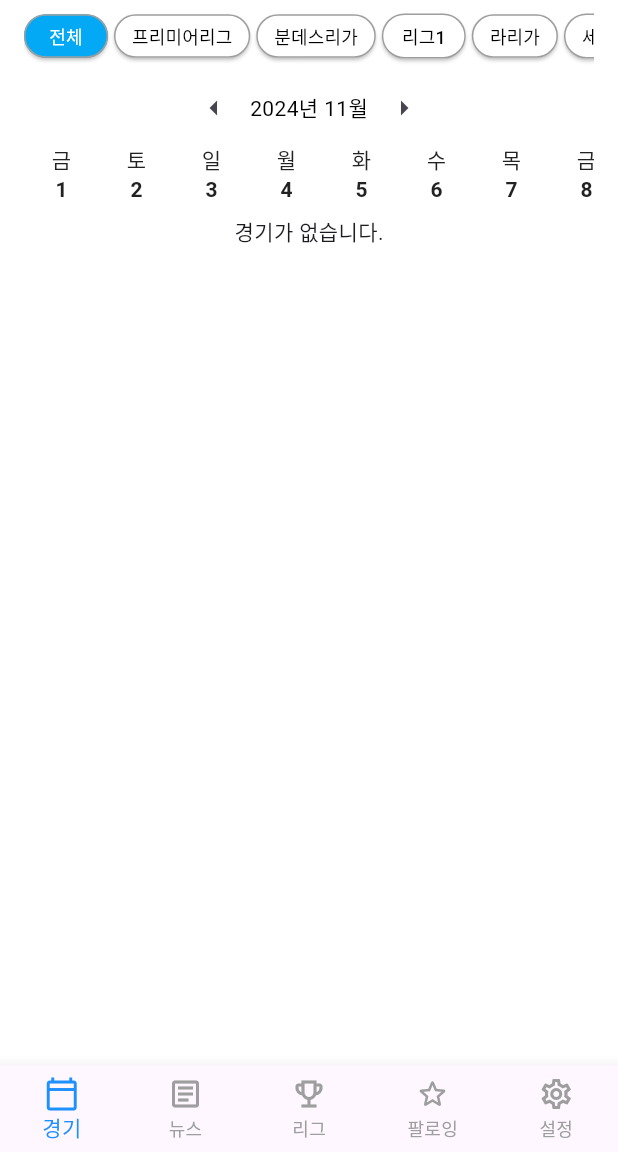
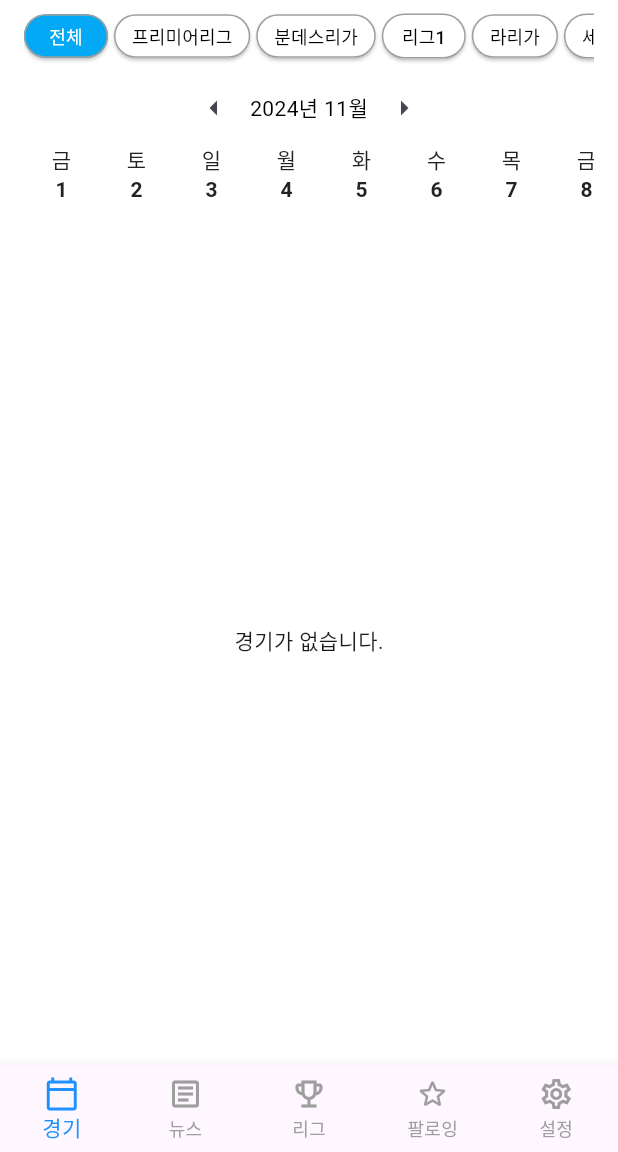
Before and after one commit to jaehyodev/footy, a Flutter app: the screen it shows after launch, after a tap on the "arrow left" icon, on a phone screen of 412 x 824 dp, the part 84-1236 px from its top. Run offline on Flutter 3.47's test engine with Material 3 defaults, Android fonts, the phone set to English and light mode, and no system bars; drawn by our look-alikes of scroll_to_index; our stand-ins replace flutter_dotenv, flutter_spinkit, fluttertoast, gap, shared_preferences; missing offline and left inert: country_flags; network calls fail; Roboto replaces fonts that are missing (Pretendard).

Commit message:
fix: 홈과 리그 화면 리그 선택 버그 수정

```diff
--- a/frontend/lib/main.dart
+++ b/frontend/lib/main.dart
@@ -2,13 +2,13 @@ import 'package:flutter/material.dart';
 import 'package:flutter/services.dart';
 import 'package:fluttertoast/fluttertoast.dart';
 import 'package:flutter_dotenv/flutter_dotenv.dart';
-import 'package:frontend/screens/splash_screen.dart';
 import 'package:provider/provider.dart';
 
 import 'package:frontend/data/constants.dart';
 import 'package:frontend/providers/date_provider.dart';
 import 'package:frontend/providers/following_provider.dart';
-import 'package:frontend/providers/league_provider.dart';
+import 'package:frontend/providers/home_league_provider.dart';
+import 'package:frontend/providers/league_league_provider.dart';
 import 'package:frontend/providers/news_provider.dart';
 import 'package:frontend/providers/season_provider.dart';
 import 'package:frontend/providers/team_provider.dart';
@@ -17,6 +17,7 @@ import 'package:frontend/screens/home/home_screen.dart';
 import 'package:frontend/screens/league/league_screen.dart';
 import 'package:frontend/screens/news/news_screen.dart';
 import 'package:frontend/screens/settings/settings_screen.dart';
+import 'package:frontend/screens/splash_screen.dart';
 import 'package:frontend/themes/style.dart';
 import 'package:frontend/utils/modal_utils.dart';
 import 'package:frontend/widgets/custom_app_bar.dart';
@@ -30,7 +31,8 @@ void main() async {
       providers: [
         ChangeNotifierProvider(create: (_) => DateProvider()),
         ChangeNotifierProvider(create: (_) => FollowingProvider()),
-        ChangeNotifierProvider(create: (_) => LeagueProvider()),
+        ChangeNotifierProvider(create: (_) => HomeLeagueProvider()),
+        ChangeNotifierProvider(create: (_) => LeagueLeagueProvider()),
         ChangeNotifierProvider(create: (_) => NewsProvider()),
         ChangeNotifierProvider(create: (_) => SeasonProvider()),
         ChangeNotifierProvider(create: (_) => TeamProvider()),
--- /dev/null
+++ b/frontend/lib/providers/home_league_provider.dart
@@ -0,0 +1,35 @@
+import 'package:flutter/material.dart';
+
+import 'package:frontend/models/league.dart';
+
+class HomeLeagueProvider extends ChangeNotifier {
+  int _selectedIndex = 0;
+  String _selectedLeagueName = '전체';
+  String _selectedLeagueCode = 'ALL';
+
+  int get selectedIndex => _selectedIndex;
+  String get selectedLeagueName => _selectedLeagueName;
+  String get selectedLeagueCode => _selectedLeagueCode;
+
+  // 모든 리그 목록을 반환 (홈 화면)
+  List<League> get leaguesIncludingAll => leagues;
+
+  // 선택된 리그 업데이트 메서드
+  void updateHomeLeague(int index, String name, String code) {
+    _selectedIndex = index;
+    _selectedLeagueName = name;
+    _selectedLeagueCode = code;
+    notifyListeners();
+  }
+
+  // 홈 화면으로 전환 시 상태를 초기화하는 메서드
+  void resetHomeLeague() {
+    // 빌드가 끝난 후 상태를 초기화
+    WidgetsBinding.instance.addPostFrameCallback((_) {
+      _selectedIndex = 0;
+      _selectedLeagueName = '전체';
+      _selectedLeagueCode = 'ALL';
+      notifyListeners();
+    });
+  }
+}
--- a/frontend/lib/providers/league_provider.dart
+++ b/frontend/lib/providers/league_league_provider.dart
@@ -2,43 +2,29 @@ import 'package:flutter/material.dart';
 
 import 'package:frontend/models/league.dart';
 
-class LeagueProvider extends ChangeNotifier {
+class LeagueLeagueProvider extends ChangeNotifier {
   int _selectedIndex = 0;
-  String _selectedLeagueName = '전체';
-  String _selectedLeagueCode = 'ALL';
+  String _selectedLeagueName = '프리미어리그';
+  String _selectedLeagueCode = 'PL';
 
   int get selectedIndex => _selectedIndex;
   String get selectedLeagueName => _selectedLeagueName;
   String get selectedLeagueCode => _selectedLeagueCode;
-
-  // 모든 리그 목록을 반환 (홈 화면)
-  List<League> get leaguesIncludingAll => leagues;
 
   // '전체'를 제외한 리그 목록을 반환 (리그 화면)
   List<League> get leaguesExcludingAll =>
       leagues.where((league) => league.name != '전체').toList();
 
   // 선택된 리그 업데이트 메서드
-  void updateLeague(int index, String name, String code) {
+  void updateLeagueLeague(int index, String name, String code) {
     _selectedIndex = index;
     _selectedLeagueName = name;
     _selectedLeagueCode = code;
     notifyListeners();
   }
 
-  // 홈 화면으로 전환 시 상태를 초기화하는 메서드
-  void resetSelectionForHome() {
-    // 빌드가 끝난 후 상태를 초기화
-    WidgetsBinding.instance.addPostFrameCallback((_) {
-      _selectedIndex = 0;
-      _selectedLeagueName = '전체';
-      _selectedLeagueCode = 'ALL';
-      notifyListeners();
-    });
-  }
-
   // 리그 화면으로 전환 시 상태를 초기화하는 메서드
-  void resetSelectionForLeague() {
+  void resetLeagueLeague() {
     // 빌드가 끝난 후 상태를 초기화
     WidgetsBinding.instance.addPostFrameCallback((_) {
       _selectedIndex = 0;
--- a/frontend/lib/screens/home/home_screen.dart
+++ b/frontend/lib/screens/home/home_screen.dart
@@ -1,5 +1,5 @@
 import 'package:flutter/material.dart';
-import '../../widgets/leagues_list.dart';
+import 'package:frontend/widgets/home_leagues_list.dart';
 import './widgets/horizontal_calendar.dart';
 import 'package:frontend/screens/home/widgets/matches_list.dart';
 
@@ -15,7 +15,7 @@ class HomeScreenState extends State<HomeScreen> {
   Widget build(BuildContext context) {
     return const Column(
       children: <Widget>[
-        LeaguesList(includesAll: true),
+        HomeLeaguesList(),
         HorizontalCalendar(),
         MatchesList(),
       ],
--- a/frontend/lib/screens/home/widgets/matches_list.dart
+++ b/frontend/lib/screens/home/widgets/matches_list.dart
@@ -1,6 +1,6 @@
 import 'package:flutter/material.dart';
 import 'package:provider/provider.dart';
-import 'package:frontend/providers/league_provider.dart';
+import 'package:frontend/providers/home_league_provider.dart';
 import 'package:frontend/providers/date_provider.dart';
 import 'package:frontend/screens/home/widgets/matches_list_item.dart';
 import 'package:frontend/services/matches_service.dart';
@@ -23,7 +23,7 @@ class _MatchesListState extends State<MatchesList> {
   @override
   void initState() {
     super.initState();
-    final leagueCode = context.read<LeagueProvider>().selectedLeagueCode;
+    final leagueCode = context.read<HomeLeagueProvider>().selectedLeagueCode;
     final selectedDate = context.read<DateProvider>().selectedDateTime;
 
     previousLeagueCode = leagueCode;
@@ -35,7 +35,7 @@ class _MatchesListState extends State<MatchesList> {
   @override
   void didChangeDependencies() {
     super.didChangeDependencies();
-    final leagueCode = context.watch<LeagueProvider>().selectedLeagueCode;
+    final leagueCode = context.watch<HomeLeagueProvider>().selectedLeagueCode;
     final selectedDate = context.watch<DateProvider>().selectedDateTime;
 
     if (leagueCode != previousLeagueCode ||
@@ -67,16 +67,26 @@ class _MatchesListState extends State<MatchesList> {
 
   @override
   Widget build(BuildContext context) {
-    final leagueCode = context.watch<LeagueProvider>().selectedLeagueCode;
+    final leagueCode = context.watch<HomeLeagueProvider>().selectedLeagueCode;
 
-    if (matches.isEmpty) {
-      return const Center(child: Text("경기가 없습니다."));
+    if (matches.isEmpty && !isLoading) {
+      return const Expanded(
+        child: Column(
+          mainAxisAlignment: MainAxisAlignment.center,
+          crossAxisAlignment: CrossAxisAlignment.center,
+          children: [
+            Text("경기가 없습니다."),
+          ],
+        ),
+      );
     }
 
     if (leagueCode == "ALL") {
       return buildAllLeaguesView();
+    } else if (!isLoading) {
+      return buildSpecificLeagueView();
     } else {
-      return buildSpecificLeagueView();
+      return const Text('');
     }
   }
 
--- a/frontend/lib/screens/league/league_screen.dart
+++ b/frontend/lib/screens/league/league_screen.dart
@@ -3,7 +3,7 @@ import 'package:flutter/material.dart';
 import 'package:frontend/screens/league/widgets/season_picker.dart';
 import 'package:frontend/screens/league/widgets/standings_label.dart';
 import 'package:frontend/screens/league/widgets/standings_list.dart';
-import 'package:frontend/widgets/leagues_list.dart';
+import 'package:frontend/widgets/leauge_leagues_list.dart';
 
 class LeagueScreen extends StatefulWidget {
   const LeagueScreen({super.key});
@@ -17,7 +17,7 @@ class LeagueScreenState extends State<LeagueScreen> {
   Widget build(BuildContext context) {
     return const Column(
       children: <Widget>[
-        LeaguesList(includesAll: false),
+        LeagueLeaguesList(),
         SeasonPicker(),
         StandingsLabel(),
         StandingsList(),
--- a/frontend/lib/widgets/leagues_list.dart
+++ b/frontend/lib/widgets/home_leagues_list.dart
@@ -1,22 +1,18 @@
 import 'package:flutter/material.dart';
 import 'package:provider/provider.dart';
-import '../screens/home/themes/leagues_list_styles.dart';
-import '../models/league.dart';
-import '../providers/league_provider.dart';
 
-class LeaguesList extends StatefulWidget {
-  final bool includesAll;
+import 'package:frontend/models/league.dart';
+import 'package:frontend/providers/home_league_provider.dart';
+import 'package:frontend/screens/home/themes/leagues_list_styles.dart';
 
-  const LeaguesList({
-    super.key,
-    required this.includesAll,
-  });
+class HomeLeaguesList extends StatefulWidget {
+  const HomeLeaguesList({super.key});
 
   @override
-  LeaguesListState createState() => LeaguesListState();
+  HomeLeaguesListState createState() => HomeLeaguesListState();
 }
 
-class LeaguesListState extends State<LeaguesList> {
+class HomeLeaguesListState extends State<HomeLeaguesList> {
   int _selectedIndex = 0;
   bool _isInitialized = false;
 
@@ -31,23 +27,15 @@ class LeaguesListState extends State<LeaguesList> {
     // 화면 전환할 때마다 초기화
     // 화면에 처음 들어왔을 때 한 번만 실행
     if (!_isInitialized) {
-      if (widget.includesAll) {
-        context.read<LeagueProvider>().resetSelectionForHome();
-      } else {
-        context.read<LeagueProvider>().resetSelectionForLeague();
-      }
+      context.read<HomeLeagueProvider>().resetHomeLeague();
       _isInitialized = true;
     }
   }
 
   @override
   Widget build(BuildContext context) {
-    // widget.includesAll 값에 따라 사용할 리스트를 결정
-    // 홈 화면은 전체 리그를 포함
-    // 리그 화면은 전체 리그를 포함하지 않음
-    List<League> leaguesToShow = widget.includesAll
-        ? context.watch<LeagueProvider>().leaguesIncludingAll
-        : context.watch<LeagueProvider>().leaguesExcludingAll;
+    List<League> leaguesToShow =
+        context.watch<HomeLeagueProvider>().leaguesIncludingAll;
 
     return Container(
       color: LeaguesListStyles.backgroundColor,
@@ -63,14 +51,14 @@ class LeaguesListState extends State<LeaguesList> {
 
               return Padding(
                 padding: index == leaguesToShow.length - 1
-                    ? EdgeInsets.zero // 마지막 버튼에는 여백을 주지 않음
+                    ? EdgeInsets.zero
                     : const EdgeInsets.only(right: 4.0),
                 child: ElevatedButton(
                   onPressed: () {
                     setState(() {
                       _selectedIndex = index;
                     });
-                    context.read<LeagueProvider>().updateLeague(
+                    context.read<HomeLeagueProvider>().updateHomeLeague(
                           index,
                           league.name,
                           league.code,
```
Also changed, not shown: frontend/lib/screens/league/widgets/standings_list.dart (+5 -5 lines), frontend/lib/widgets/leauge_leagues_list.dart (added, +84 -0 lines).
